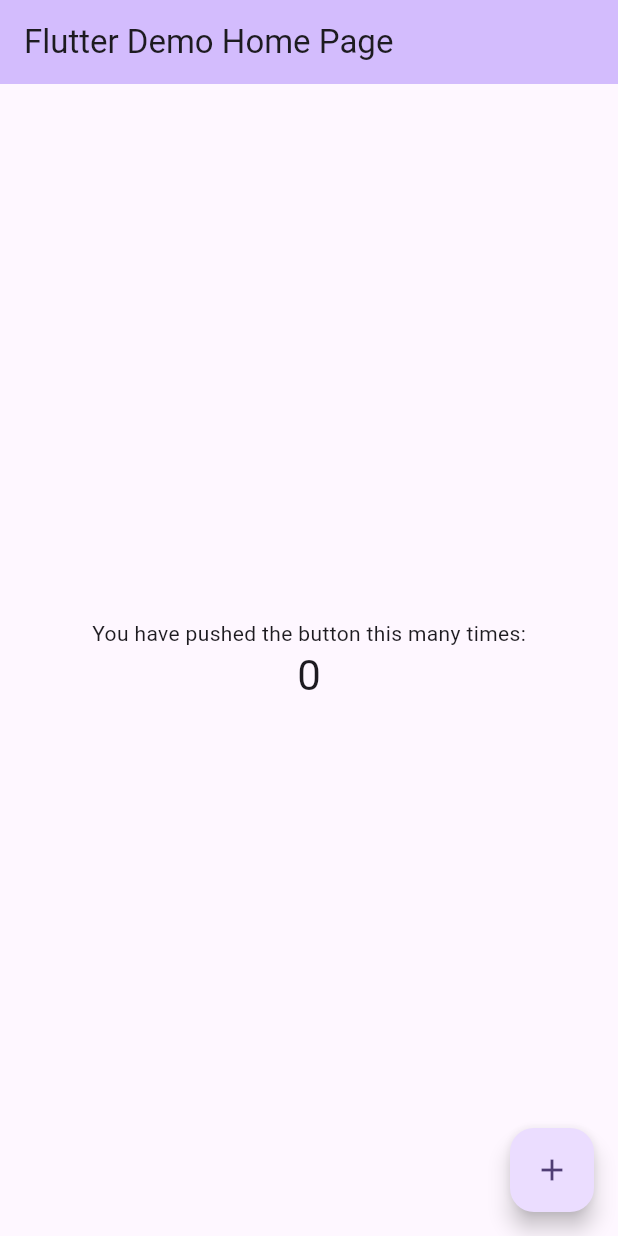
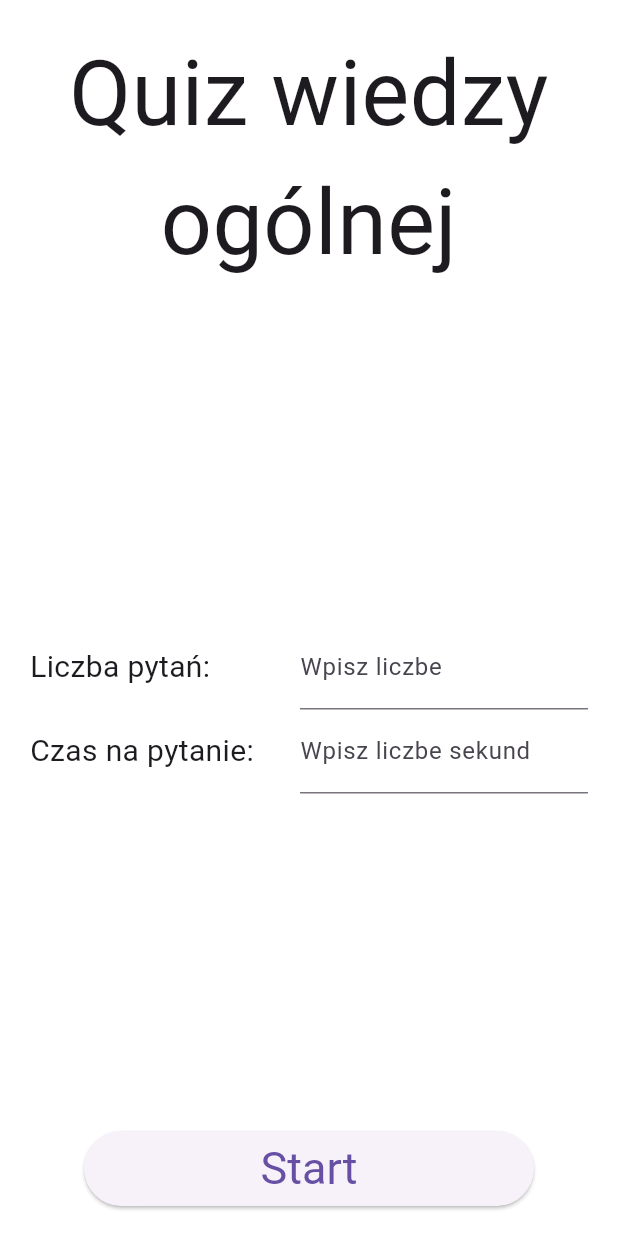
Before and after one commit to CenturionTheMan/CommonKnowledgeQuiz, a Flutter app: the screen it shows after launch, on a phone screen of 412 x 824 dp. Run offline on Flutter 3.47's test engine with Material 3 defaults, Android fonts, the phone set to English and light mode, and no system bars.

Commit message:
homepage screen gui

```diff
--- a/CKQFlutter/ckq_flutter/lib/main.dart
+++ b/CKQFlutter/ckq_flutter/lib/main.dart
@@ -1,3 +1,4 @@
+import 'package:ckq_flutter/pages/home.dart';
 import 'package:flutter/material.dart';
 
 void main() {
@@ -11,115 +12,11 @@
   @override
   Widget build(BuildContext context) {
     return MaterialApp(
-      title: 'Flutter Demo',
       theme: ThemeData(
-        // This is the theme of your application.
-        //
-        // TRY THIS: Try running your application with "flutter run". You'll see
-        // the application has a purple toolbar. Then, without quitting the app,
-        // try changing the seedColor in the colorScheme below to Colors.green
-        // and then invoke "hot reload" (save your changes or press the "hot
-        // reload" button in a Flutter-supported IDE, or press "r" if you used
-        // the command line to start the app).
-        //
-        // Notice that the counter didn't reset back to zero; the application
-        // state is not lost during the reload. To reset the state, use hot
-        // restart instead.
-        //
-        // This works for code too, not just values: Most code changes can be
-        // tested with just a hot reload.
-        colorScheme: ColorScheme.fromSeed(seedColor: Colors.deepPurple),
-        useMaterial3: true,
+        scaffoldBackgroundColor: Colors.white,
       ),
-      home: const MyHomePage(title: 'Flutter Demo Home Page'),
+      debugShowCheckedModeBanner: false,
+      home: const HomePage(),
     );
   }
 }
-
-class MyHomePage extends StatefulWidget {
-  const MyHomePage({super.key, required this.title});
-
-  // This widget is the home page of your application. It is stateful, meaning
-  // that it has a State object (defined below) that contains fields that affect
-  // how it looks.
-
-  // This class is the configuration for the state. It holds the values (in this
-  // case the title) provided by the parent (in this case the App widget) and
-  // used by the build method of the State. Fields in a Widget subclass are
-  // always marked "final".
-
-  final String title;
-
-  @override
-  State<MyHomePage> createState() => _MyHomePageState();
-}
-
-class _MyHomePageState extends State<MyHomePage> {
-  int _counter = 0;
-
-  void _incrementCounter() {
-    setState(() {
-      // This call to setState tells the Flutter framework that something has
-      // changed in this State, which causes it to rerun the build method below
-      // so that the display can reflect the updated values. If we changed
-      // _counter without calling setState(), then the build method would not be
-      // called again, and so nothing would appear to happen.
-      _counter++;
-    });
-  }
-
-  @override
-  Widget build(BuildContext context) {
-    // This method is rerun every time setState is called, for instance as done
-    // by the _incrementCounter method above.
-    //
-    // The Flutter framework has been optimized to make rerunning build methods
-    // fast, so that you can just rebuild anything that needs updating rather
-    // than having to individually change instances of widgets.
-    return Scaffold(
-      appBar: AppBar(
-        // TRY THIS: Try changing the color here to a specific color (to
-        // Colors.amber, perhaps?) and trigger a hot reload to see the AppBar
-        // change color while the other colors stay the same.
-        backgroundColor: Theme.of(context).colorScheme.inversePrimary,
-        // Here we take the value from the MyHomePage object that was created by
-        // the App.build method, and use it to set our appbar title.
-        title: Text(widget.title),
-      ),
-      body: Center(
-        // Center is a layout widget. It takes a single child and positions it
-        // in the middle of the parent.
-        child: Column(
-          // Column is also a layout widget. It takes a list of children and
-          // arranges them vertically. By default, it sizes itself to fit its
-          // children horizontally, and tries to be as tall as its parent.
-          //
-          // Column has various properties to control how it sizes itself and
-          // how it positions its children. Here we use mainAxisAlignment to
-          // center the children vertically; the main axis here is the vertical
-          // axis because Columns are vertical (the cross axis would be
-          // horizontal).
-          //
-          // TRY THIS: Invoke "debug painting" (choose the "Toggle Debug Paint"
-          // action in the IDE, or press "p" in the console), to see the
-          // wireframe for each widget.
-          mainAxisAlignment: MainAxisAlignment.center,
-          children: <Widget>[
-            const Text(
-              'You have pushed the button this many times:',
-            ),
-            Text(
-              '$_counter',
-              style: Theme.of(context).textTheme.headlineMedium,
-            ),
-          ],
-        ),
-      ),
-      floatingActionButton: FloatingActionButton(
-        onPressed: _incrementCounter,
-        tooltip: 'Increment',
-        child: const Icon(Icons.add),
-      ), // This trailing comma makes auto-formatting nicer for build methods.
-    );
-  }
-}
--- /dev/null
+++ b/CKQFlutter/ckq_flutter/lib/pages/home.dart
@@ -0,0 +1,76 @@
+import 'package:flutter/material.dart';
+
+class HomePage extends StatelessWidget {
+  const HomePage({super.key});
+
+  @override
+  Widget build(BuildContext context) {
+    return Scaffold(
+        body: Column(
+      mainAxisAlignment: MainAxisAlignment.spaceBetween,
+      children: [
+        Container(
+          margin: const EdgeInsets.all(20),
+          child: const Text(
+            "Quiz wiedzy ogólnej",
+            textAlign: TextAlign.center,
+            style: TextStyle(fontSize: 60),
+          ),
+        ),
+        Container(
+            margin: const EdgeInsets.all(20),
+            child: const Column(
+              children: [
+                Row(
+                  mainAxisSize: MainAxisSize.max,
+                  children: [
+                    SizedBox(
+                      width: 180,
+                      child: Text(
+                        "Liczba pytań: ",
+                        style: TextStyle(fontSize: 20),
+                      ),
+                    ),
+                    Flexible(
+                        child: TextField(
+                            cursorWidth: BorderSide.strokeAlignCenter,
+                            decoration: InputDecoration(
+                                border: UnderlineInputBorder(),
+                                labelText: "Wpisz liczbe")))
+                  ],
+                ),
+                Row(
+                  mainAxisSize: MainAxisSize.max,
+                  children: [
+                    SizedBox(
+                      width: 180,
+                      child: Text(
+                        "Czas na pytanie: ",
+                        style: TextStyle(fontSize: 20),
+                      ),
+                    ),
+                    Flexible(
+                        child: TextField(
+                            cursorWidth: BorderSide.strokeAlignCenter,
+                            decoration: InputDecoration(
+                                border: UnderlineInputBorder(),
+                                labelText: "Wpisz liczbe sekund")))
+                  ],
+                ),
+              ],
+            )),
+        Container(
+          margin: const EdgeInsets.all(20),
+          child: ElevatedButton(
+            onPressed: () {},
+            style: ElevatedButton.styleFrom(
+                minimumSize: const Size(300, 50),
+                maximumSize: const Size(500, 50),
+                textStyle: const TextStyle(fontSize: 30)),
+            child: const Text("Start"),
+          ),
+        )
+      ],
+    ));
+  }
+}
```
Also changed, not shown: 1 other file.
